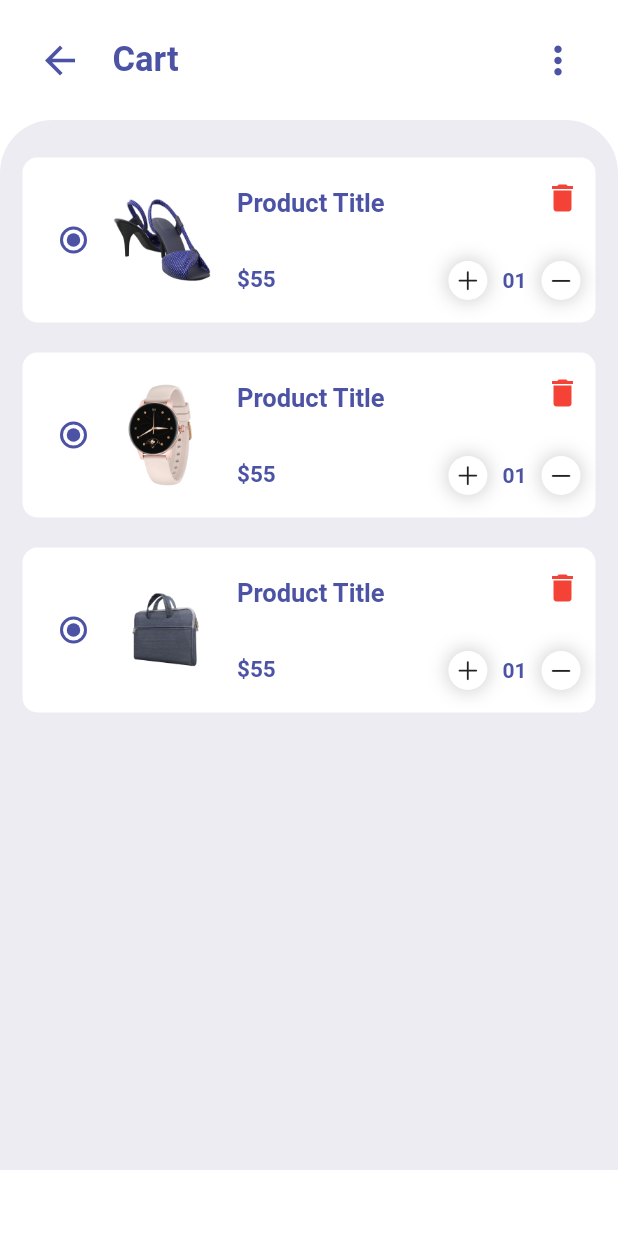
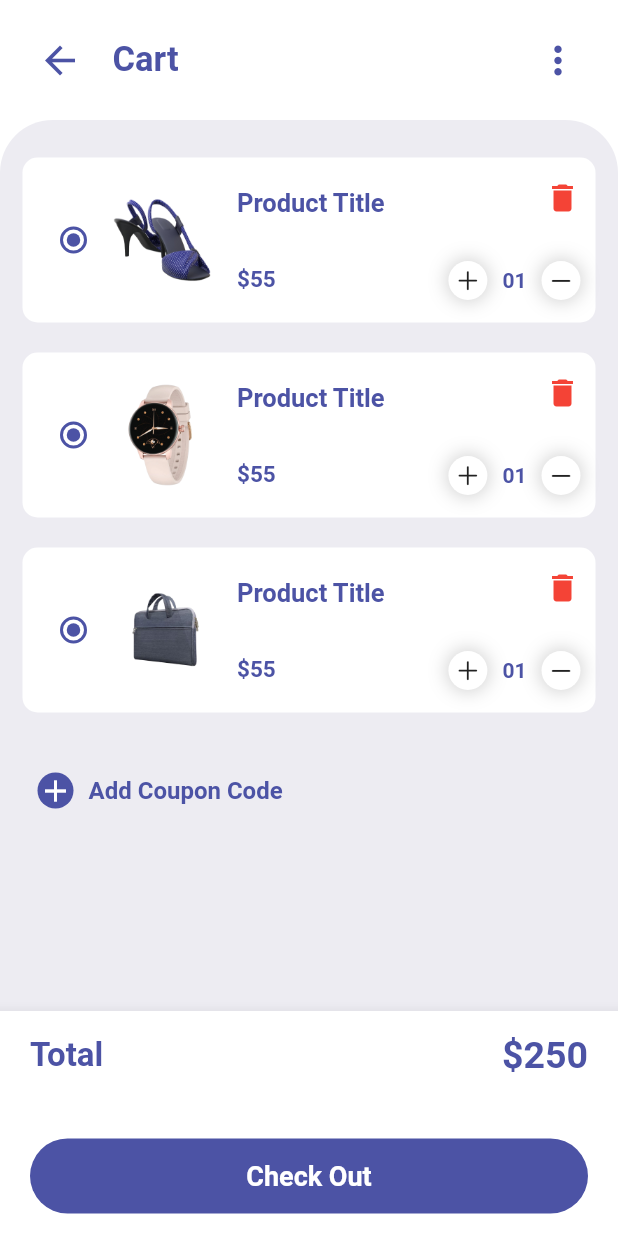
Before and after one commit to kylsnchz12/Shopping-App-UI, a Flutter app: the CartPage screen opened by its route, on a phone screen of 412 x 824 dp. Run offline on Flutter 3.47's test engine with Material 2 defaults, Android fonts, the phone set to English and light mode, and no system bars; our stand-ins replace badges, curved_navigation_bar.

Commit message:
Implementing check out button

```diff
--- a/shopping_ui/lib/pages/cart_page.dart
+++ b/shopping_ui/lib/pages/cart_page.dart
@@ -1,5 +1,6 @@
 import 'package:flutter/material.dart';
 import '../widgets/cart_appbar.dart';
+import '../widgets/cart_bottom_navbar.dart';
 import '../widgets/cart_item_samples.dart';
 
 class CartPage extends StatelessWidget {
@@ -20,13 +21,44 @@ class CartPage extends StatelessWidget {
                     topLeft: Radius.circular(35),
                     topRight: Radius.circular(35))),
             child: Column(
-              children: const [
-                CartItemSamples(),
+              children: [
+                const CartItemSamples(),
+                Container(
+                  decoration:
+                      BoxDecoration(borderRadius: BorderRadius.circular(10)),
+                  margin:
+                      const EdgeInsets.symmetric(vertical: 20, horizontal: 15),
+                  padding: const EdgeInsets.all(10),
+                  child: Row(
+                    children: [
+                      Container(
+                        decoration: BoxDecoration(
+                            color: const Color(0xFF4C53A5),
+                            borderRadius: BorderRadius.circular(20)),
+                        child: const Icon(
+                          Icons.add,
+                          color: Colors.white,
+                        ),
+                      ),
+                      const Padding(
+                        padding: EdgeInsets.symmetric(horizontal: 10),
+                        child: Text(
+                          "Add Coupon Code",
+                          style: TextStyle(
+                              color: Color(0xFF4C53A5),
+                              fontWeight: FontWeight.bold,
+                              fontSize: 16),
+                        ),
+                      )
+                    ],
+                  ),
+                )
               ],
             ),
           )
         ],
       ),
+      bottomNavigationBar: CartBottomNavBar(),
     );
   }
 }
--- /dev/null
+++ b/shopping_ui/lib/widgets/cart_bottom_navbar.dart
@@ -0,0 +1,54 @@
+import 'package:flutter/material.dart';
+
+class CartBottomNavBar extends StatelessWidget {
+  const CartBottomNavBar({super.key});
+
+  @override
+  Widget build(BuildContext context) {
+    return BottomAppBar(
+      child: Container(
+        padding: const EdgeInsets.symmetric(horizontal: 20, vertical: 15),
+        height: 150,
+        child: Column(
+          mainAxisAlignment: MainAxisAlignment.spaceBetween,
+          children: [
+            Row(
+              mainAxisAlignment: MainAxisAlignment.spaceBetween,
+              children: const [
+                Text(
+                  "Total",
+                  style: TextStyle(
+                      color: Color(0xFF4C53A5),
+                      fontWeight: FontWeight.bold,
+                      fontSize: 22),
+                ),
+                Text(
+                  "\$250",
+                  style: TextStyle(
+                      color: Color(0xFF4C53A5),
+                      fontWeight: FontWeight.bold,
+                      fontSize: 25),
+                ),
+              ],
+            ),
+            Container(
+              alignment: Alignment.center,
+              height: 50,
+              width: double.infinity,
+              decoration: BoxDecoration(
+                  color: const Color(0xFF4C53A5),
+                  borderRadius: BorderRadius.circular(25)),
+              child: const Text(
+                "Check Out",
+                style: TextStyle(
+                    fontSize: 18,
+                    fontWeight: FontWeight.bold,
+                    color: Colors.white),
+              ),
+            )
+          ],
+        ),
+      ),
+    );
+  }
+}
```
